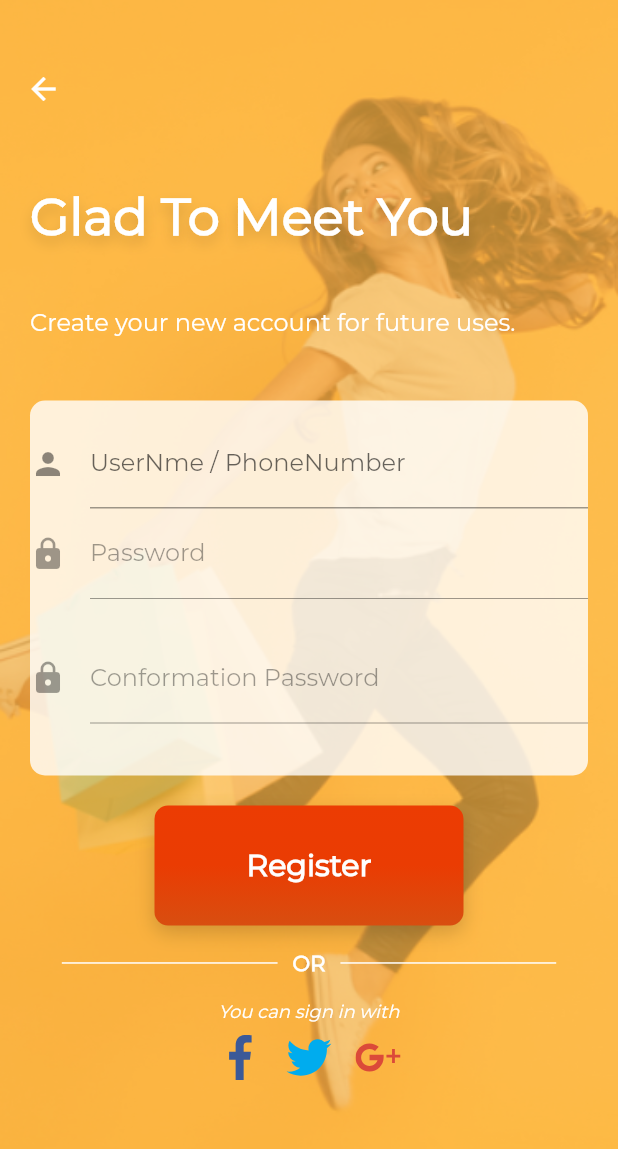
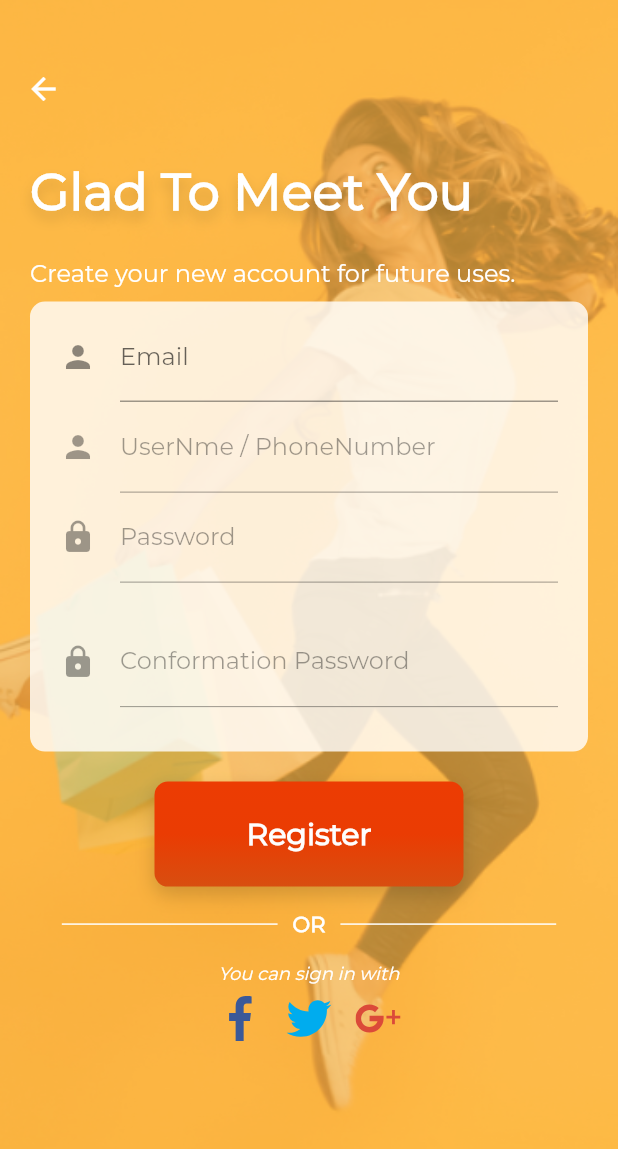
Before and after one commit to umairmahmooddar/EcommerceLadoo, a Flutter app: the screen it shows after launch, after a tap on "SIGNUP", on a phone screen of 412 x 824 dp. Shown: the top 1149 px of the screen. Run offline on Flutter 3.47's test engine with Material 2 defaults, Android fonts, the phone set to English and light mode, and no system bars; our stand-ins replace after_layout, country_code_picker, flutter_svg, flutter_swiper, pin_code_text_field, shared_preferences; missing offline and left inert: flutter_page_indicator.

Commit message:
Added Text field of EMAIL in signup page and did some designing

```diff
--- a/lib/screens/auth/register_page.dart
+++ b/lib/screens/auth/register_page.dart
@@ -13,6 +13,7 @@ class RegisterPage extends StatefulWidget {
 
 class _RegisterPageState extends State<RegisterPage> {
   TextEditingController email = TextEditingController();
+  TextEditingController uname = TextEditingController();
 
   TextEditingController password = TextEditingController();
 
@@ -26,6 +27,7 @@ class _RegisterPageState extends State<RegisterPage> {
   bool button_Enable = false;
   bool password_varified = false;
   bool cmf_pass = false;
+  bool email_Enable = false;
 
   bool isPasswordAuthentic(String password) {
     int Length = 8;
@@ -39,15 +41,42 @@ class _RegisterPageState extends State<RegisterPage> {
     return hasDigits & hasUppercase & hasLowercase & hasMinLength;
   }
 
-  Widget _buildUsername() {
+
+  Widget _builEmail() {
     return TextField(
       decoration: InputDecoration(
-          labelText: 'UserNme / PhoneNumber', icon: Icon(Icons.person)),
+          labelText: 'Email',
+
+          icon: Padding(
+              padding: EdgeInsets.fromLTRB(10, 20, 0, 20),
+              child: Icon(Icons.person))),
+      keyboardType: TextInputType.emailAddress,
       controller: email,
       onChanged: (String value) {
         setState(() {
+          if ((RegExp(r"^[\w-\.]+@([\w-]+\.)+[\w-]{2,4}$").hasMatch(value))) {
+            email_Enable = true;
+          } else {
+            email_Enable = false;
+          }
+        });
+      },
+    );
+  }
+
+  Widget _buildUsername() {
+    return TextField(
+      enabled: email_Enable ? true : false,
+      decoration: InputDecoration(
+          labelText: 'UserNme / PhoneNumber',
+          icon: Padding(
+              padding: EdgeInsets.fromLTRB(10, 20, 0, 20),
+              child: Icon(Icons.person))),
+      controller: uname,
+      onChanged: (String value) {
+        setState(() {
           if ((RegExp(r"^[a-zA-Z0-9]+$").hasMatch(value)) &&
-              value.length > 10) {
+              value.length >=10) {
             is_username = true;
           } else {
             is_username = false;
@@ -75,7 +104,9 @@ class _RegisterPageState extends State<RegisterPage> {
       controller: cmfPassword,
       decoration: InputDecoration(
         labelText: 'Conformation Password',
-        icon: Icon(Icons.lock),
+        icon: Padding(
+            padding: EdgeInsets.fromLTRB(10, 20, 0, 20),
+            child: Icon(Icons.lock)),
         errorText: isPasswordAuthentic(cmfPassword.text)
             ? PasswordVarification()
                 ? 'Password Varified'
@@ -106,7 +137,10 @@ class _RegisterPageState extends State<RegisterPage> {
       controller: password,
       decoration: InputDecoration(
         labelText: 'Password',
-        icon: Icon(Icons.lock),
+        icon: Padding(
+            padding: EdgeInsets.fromLTRB(10, 20, 0, 20),
+            child: Icon(Icons.lock)
+        ),
         errorText: isPasswordAuthentic(password.text)
             ? 'Varified'
             : 'Please Enter Varified Password',
@@ -171,7 +205,7 @@ class _RegisterPageState extends State<RegisterPage> {
             : null,
         child: Container(
           width: MediaQuery.of(context).size.width / 2,
-          height: 80,
+          height: 70,
           child: Center(
               child: new Text("Register",
                   style: const TextStyle(
@@ -197,8 +231,9 @@ class _RegisterPageState extends State<RegisterPage> {
       padding: EdgeInsets.only(bottom: 20),
       child: SingleChildScrollView(
         child: Container(
-          height: 250,
+          height: 300,
           width: MediaQuery.of(context).size.width,
+          padding: EdgeInsets.only(left:10,right: 20),
           margin: EdgeInsets.symmetric(horizontal: 20),
           decoration: BoxDecoration(
             color: Color.fromRGBO(255, 255, 255, 0.8),
@@ -212,6 +247,7 @@ class _RegisterPageState extends State<RegisterPage> {
           child: Column(
             mainAxisAlignment: MainAxisAlignment.center,
             children: <Widget>[
+              _builEmail(),
               _buildUsername(),
               _buildPassword(),
               _buildcmfPassword(),
@@ -327,17 +363,17 @@ class _RegisterPageState extends State<RegisterPage> {
               mainAxisAlignment: MainAxisAlignment.start,
               crossAxisAlignment: CrossAxisAlignment.start,
               children: <Widget>[
-                SizedBox(height: MediaQuery.of(context).size.height * 0.15),
+                SizedBox(height: MediaQuery.of(context).size.height * 0.13),
                 Padding(
                   padding: const EdgeInsets.only(left: 20),
                   child: title,
                 ),
-                SizedBox(height: MediaQuery.of(context).size.height * 0.05),
+                SizedBox(height: MediaQuery.of(context).size.height * 0.03),
                 Padding(
                   padding: const EdgeInsets.only(left: 20),
                   child: subTitle,
                 ),
-                SizedBox(height: MediaQuery.of(context).size.height * 0.05),
+                SizedBox(height: MediaQuery.of(context).size.height * 0.01),
                 registerForm,
                 Center(child: registerButton),
                 Center(child: orDivider),
--- a/lib/screens/auth/welcome_back_page.dart
+++ b/lib/screens/auth/welcome_back_page.dart
@@ -54,7 +54,7 @@ class _WelcomeBackPageState extends State<WelcomeBackPage> {
         setState(() {
 
 
-        if( (RegExp(r"^[a-zA-Z0-9]+$").hasMatch(value) ) && value.length > 10)
+        if( (RegExp(r"^[a-zA-Z0-9]+$").hasMatch(value) ) && value.length >=10)
           {
 
             is_username = true;
@@ -221,7 +221,7 @@ class _WelcomeBackPageState extends State<WelcomeBackPage> {
         children: <Widget>[
           Center(
             child: Container(
-              height: 160,
+              height: 180,
               width: MediaQuery.of(context).size.width,
               padding: const EdgeInsets.only(left: 32.0, right: 32.0, top: 0),
               decoration: BoxDecoration(
```
Also changed, not shown: 2 other files.
